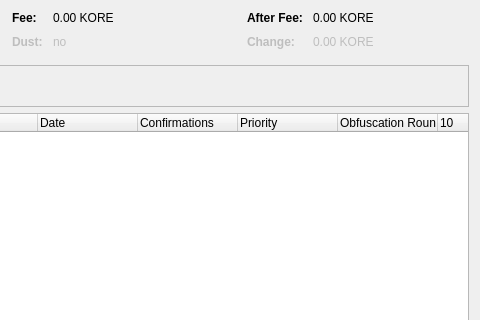
Old version of the form src/qt/forms/coincontroldialog.ui in the repository Kore-Core/KORE; both pictures show x 474 to 954 and y 0 to 320 of the 954 by 500 pixel window.
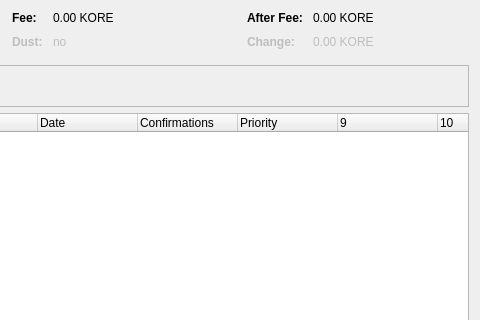
New version of the form. Custom widgets are drawn as their Qt base class.

Diff of the .ui file:
```diff
--- a/src/qt/forms/coincontroldialog.ui
+++ b/src/qt/forms/coincontroldialog.ui
@@ -498,11 +498,6 @@
        <string>Priority</string>
       </property>
      </column>
-     <column>
-      <property name="text">
-       <string>Obfuscation Rounds</string>
-      </property>
-     </column>
      <column>
       <property name="text">
        <string/>
```
